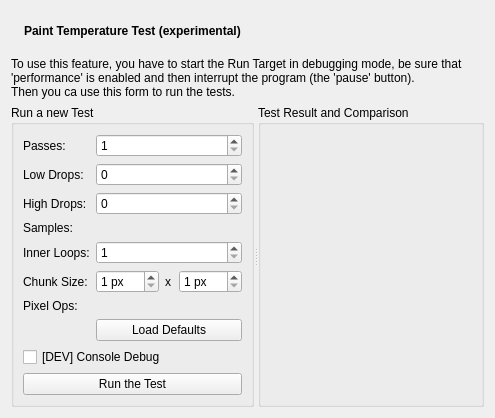
Above: src/plugins/performance/ptview.ui from enricoros/k-qt-creator-inspector before the change. Below: the same form after it.
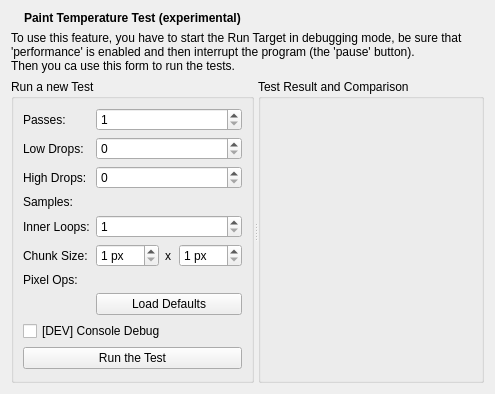
That is the form after the change. Icons and pictures are not drawn.

Diff of the .ui file:
```diff
--- a/src/plugins/performance/ptview.ui
+++ b/src/plugins/performance/ptview.ui
@@ -7,7 +7,7 @@
     <x>0</x>
     <y>0</y>
     <width>495</width>
-    <height>418</height>
+    <height>394</height>
    </rect>
   </property>
   <property name="windowTitle">
@@ -230,6 +230,19 @@
          </property>
         </widget>
        </item>
+       <item>
+        <spacer name="verticalSpacer">
+         <property name="orientation">
+          <enum>Qt::Vertical</enum>
+         </property>
+         <property name="sizeHint" stdset="0">
+          <size>
+           <width>20</width>
+           <height>40</height>
+          </size>
+         </property>
+        </spacer>
+       </item>
       </layout>
      </widget>
      <widget class="QGroupBox" name="resultsGroup">
```
Left out of the diff: 3 changed lines with no effect on the pictures.
